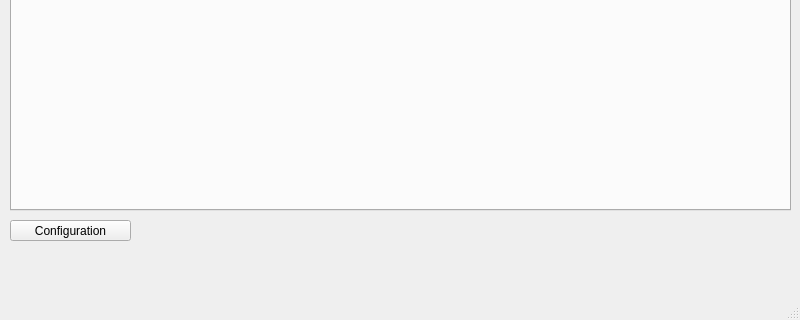
Old version of the form ui/MainWindow.ui in the repository StormBytePP/StormByte-StageManager-Qt; both pictures show x 0 to 800 and y 280 to 600 of the 800 by 600 pixel window.
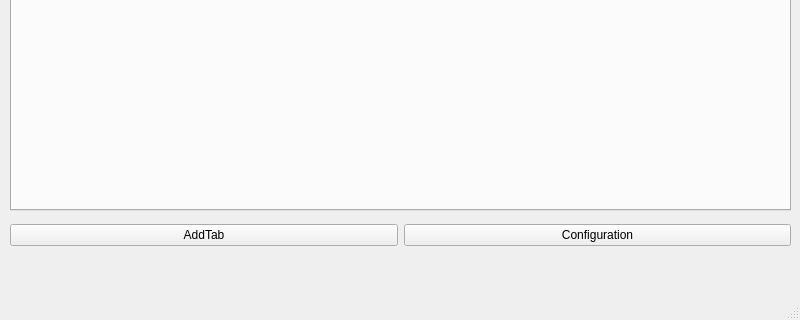
New version of the form. Custom widgets are drawn as their Qt base class.

Patch:
```diff
--- a/ui/MainWindow.ui
+++ b/ui/MainWindow.ui
@@ -27,18 +27,31 @@
      <number>-1</number>
     </property>
    </widget>
-   <widget class="QPushButton" name="configurationButton">
+   <widget class="QWidget" name="horizontalLayoutWidget">
     <property name="geometry">
      <rect>
       <x>10</x>
       <y>500</y>
-      <width>121</width>
-      <height>21</height>
+      <width>781</width>
+      <height>31</height>
      </rect>
     </property>
-    <property name="text">
-     <string>Configuration</string>
-    </property>
+    <layout class="QHBoxLayout" name="horizontalLayout">
+     <item>
+      <widget class="QPushButton" name="addStageTabButton">
+       <property name="text">
+        <string>AddTab</string>
+       </property>
+      </widget>
+     </item>
+     <item>
+      <widget class="QPushButton" name="configurationButton">
+       <property name="text">
+        <string>Configuration</string>
+       </property>
+      </widget>
+     </item>
+    </layout>
    </widget>
   </widget>
   <widget class="QMenuBar" name="menubar">
@@ -58,6 +71,14 @@
    </property>
   </action>
  </widget>
+ <customwidgets>
+  <customwidget>
+   <class>StageManager::ui::ProcessTabWidget</class>
+   <extends>QTabWidget</extends>
+   <header location="global">../ui/ProcessTabWidget.h</header>
+   <container>1</container>
+  </customwidget>
+ </customwidgets>
  <resources/>
  <connections/>
 </ui>
```
Left out of the diff: 2 changed lines with no effect on the pictures.
